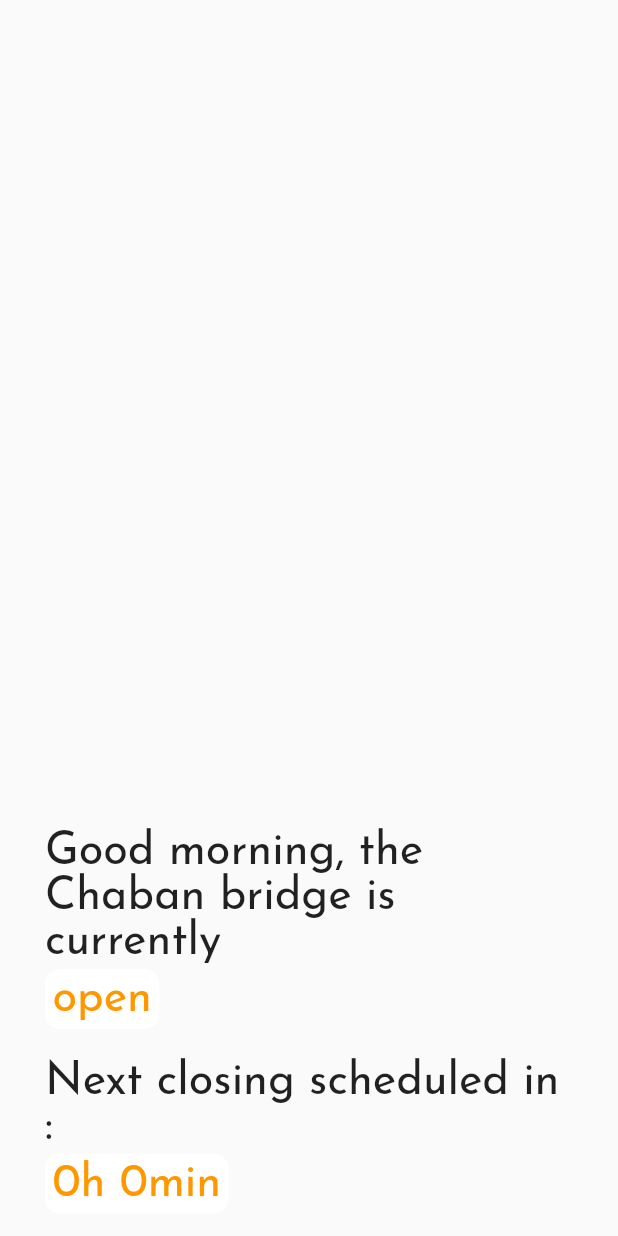
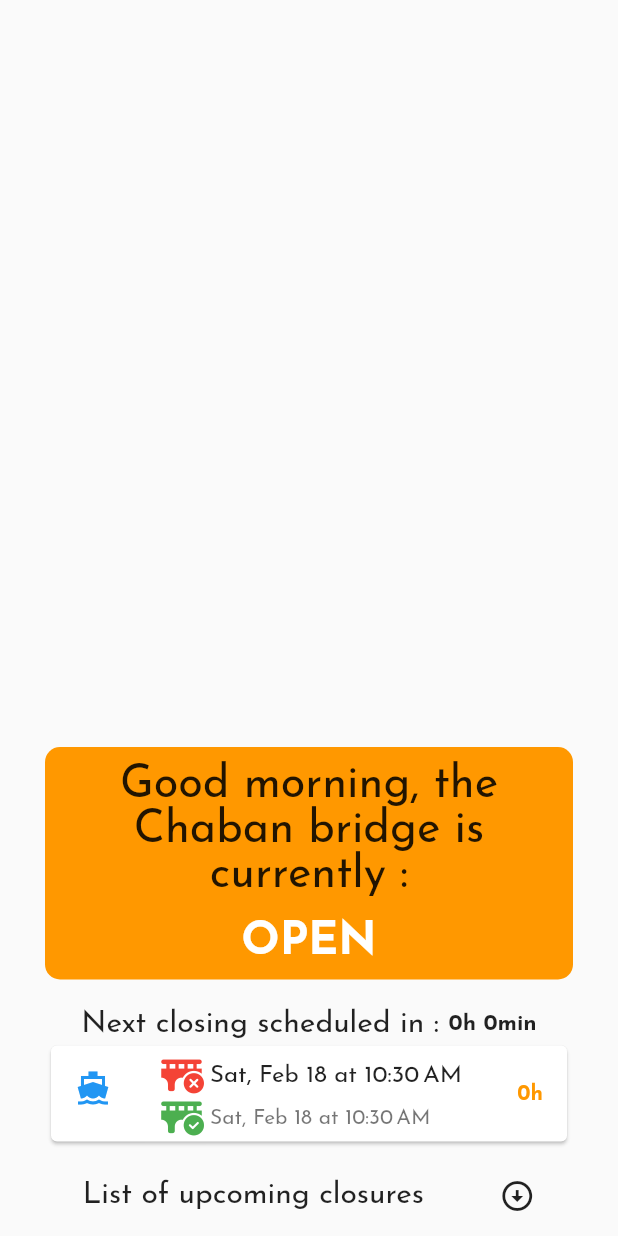
Before and after one commit to vareversat/chabo-app, a Flutter app: the ChabanBridgeStatusWidget widget shown alone on an empty page, opened directly with empty values, on a phone screen of 412 x 824 dp. Run offline on Flutter 3.47's test engine with Material 2 defaults, Android fonts, the phone set to English and light mode, and no system bars; our stand-ins replace bloc_concurrency, equatable, flutter_bloc, font_awesome_flutter, google_fonts, stream_transform; generated files the repository leaves out were written again; network calls fail.

Commit message:
chore(ui): complete rework of `ChabanBridgeStatusWidget`

```diff
--- a/lib/bloc/chaban_bridge_forecast_state.dart
+++ b/lib/bloc/chaban_bridge_forecast_state.dart
@@ -3,18 +3,18 @@
 enum ChabanBridgeForecastStatus { initial, success, failure }
 
 class ChabanBridgeForecastState extends Equatable {
+  final ChabanBridgeForecastStatus status;
+  final List<AbstractChabanBridgeForecast> chabanBridgeForecasts;
+  final bool hasReachedMax;
+  final int offset;
+  final String message;
+
   const ChabanBridgeForecastState(
       {this.status = ChabanBridgeForecastStatus.initial,
       this.chabanBridgeForecasts = const <AbstractChabanBridgeForecast>[],
       this.hasReachedMax = false,
       this.offset = 0,
       this.message = 'OK'});
-
-  final ChabanBridgeForecastStatus status;
-  final List<AbstractChabanBridgeForecast> chabanBridgeForecasts;
-  final bool hasReachedMax;
-  final int offset;
-  final String message;
 
   ChabanBridgeForecastState copyWith(
       {ChabanBridgeForecastStatus? status,
--- a/lib/extensions/extensions.dart
+++ b/lib/extensions/extensions.dart
@@ -19,4 +19,12 @@
       return this[0];
     }
   }
+
+  List<AbstractChabanBridgeForecast> getFollowings() {
+    if (this[0].circulationReOpeningDate.isBefore(DateTime.now())) {
+      return sublist(2);
+    } else {
+      return sublist(1);
+    }
+  }
 }
--- a/lib/l10n/app_en.arb
+++ b/lib/l10n/app_en.arb
@@ -25,5 +25,6 @@
     "dialogInformationContentTime_of_crossing": "estimated time of crossing",
     "errorScreenContentError": "Error",
     "errorScreenContentMessage": "Unable to fetch the next Chaban bridge forecast",
-    "errorScreenContentTechnical_Info": "Technical information"
+    "errorScreenContentTechnical_Info": "Technical information",
+    "lisOfUpcomingClosures": "List of upcoming closures"
 }
--- a/lib/l10n/app_fr.arb
+++ b/lib/l10n/app_fr.arb
@@ -25,5 +25,6 @@
     "dialogInformationContentTime_of_crossing": "heure de passage estimée",
     "errorScreenContentError": "Erreur",
     "errorScreenContentMessage": "Impossible de récupérer les prochaines prévisions du pont Chaban",
-    "errorScreenContentTechnical_Info": "Informations techniques"
+    "errorScreenContentTechnical_Info": "Informations techniques",
+    "lisOfUpcomingClosures": "Liste des prochaines perturbations"
 }
--- a/lib/models/chaban_bridge_status.dart
+++ b/lib/models/chaban_bridge_status.dart
@@ -5,7 +5,7 @@
 import 'package:intl/intl.dart';
 
 class ChabanBridgeStatus {
-  final AbstractChabanBridgeForecast lastChabanBridgeForecast;
+  final AbstractChabanBridgeForecast nextChabanBridgeForecast;
   final DateTime now = DateTime.now();
   late String currentStatus;
   late String currentStatusShort;
@@ -15,10 +15,10 @@
   late bool isOpen;
 
   ChabanBridgeStatus(
-      {required this.lastChabanBridgeForecast, required BuildContext context}) {
-    if (lastChabanBridgeForecast.isCurrentlyClosed()) {
+      {required this.nextChabanBridgeForecast, required BuildContext context}) {
+    if (nextChabanBridgeForecast.isCurrentlyClosed()) {
       differenceStartingPoint =
-          lastChabanBridgeForecast.circulationReOpeningDate.difference(now);
+          nextChabanBridgeForecast.circulationReOpeningDate.difference(now);
       nextStatusMessagePrefix =
           AppLocalizations.of(context)!.scheduledToOpen.capitalize();
       currentStatusShort = AppLocalizations.of(context)!.closed;
@@ -26,20 +26,20 @@
           "${_getGreetings(context)}, ${AppLocalizations.of(context)!.theBridgeIsCurrently} ${AppLocalizations.of(context)!.closed}";
     } else {
       differenceStartingPoint =
-          lastChabanBridgeForecast.circulationClosingDate.difference(now);
+          nextChabanBridgeForecast.circulationClosingDate.difference(now);
       nextStatusMessagePrefix =
           AppLocalizations.of(context)!.nextClosingScheduled.capitalize();
       currentStatusShort = AppLocalizations.of(context)!.open;
     }
-    nextStatusMessagePrefix += ' :';
+    nextStatusMessagePrefix += ' : ';
     remainingTime = _formatRemainingTime(
         differenceStartingPoint.inDays,
         differenceStartingPoint.inHours.remainder(24),
         differenceStartingPoint.inMinutes.remainder(60),
         context);
     currentStatus =
-        "${_getGreetings(context)}, ${AppLocalizations.of(context)!.theBridgeIsCurrently}";
-    isOpen = !lastChabanBridgeForecast.isCurrentlyClosed();
+        "${_getGreetings(context)}, ${AppLocalizations.of(context)!.theBridgeIsCurrently} : ";
+    isOpen = !nextChabanBridgeForecast.isCurrentlyClosed();
   }
 
   String _formatRemainingTime(
--- a/lib/screens/chaban_bridge_forecast_screen.dart
+++ b/lib/screens/chaban_bridge_forecast_screen.dart
@@ -39,28 +39,34 @@
                   return const ErrorScreen(errorMessage: 'Empty return');
                 }
                 var bridgeStatus = ChabanBridgeStatus(
-                    lastChabanBridgeForecast:
+                    nextChabanBridgeForecast:
                         state.chabanBridgeForecasts.getNext(),
                     context: context);
                 return Container(
-                  color: bridgeStatus.getBackgroundColor(),
+                  color: Colors.black12,
                   child: Column(
                     children: [
                       Flexible(
-                          flex: 2,
-                          child: ChabanBridgeStatusWidget(
-                              bridgeStatus: bridgeStatus)),
+                        flex: 7,
+                        child: ChabanBridgeStatusWidget(
+                          bridgeStatus: bridgeStatus,
+                        ),
+                      ),
                       Flexible(
-                          flex: 3,
-                          child: ChabanBridgeForecastList(
-                              chabanBridgeForecasts:
-                                  state.chabanBridgeForecasts,
-                              hasReachedMax: state.hasReachedMax)),
+                        flex: 7,
+                        child: ChabanBridgeForecastList(
+                          chabanBridgeForecasts:
+                              state.chabanBridgeForecasts.getFollowings(),
+                          hasReachedMax: state.hasReachedMax,
+                        ),
+                      ),
                     ],
                   ),
                 );
               default:
-                return const Center(child: CircularProgressIndicator());
+                return const Center(
+                  child: CircularProgressIndicator(),
+                );
             }
           },
         ),
--- a/lib/widgets/chaban_bridge_status_widget.dart
+++ b/lib/widgets/chaban_bridge_status_widget.dart
@@ -1,5 +1,8 @@
 import 'package:chabo/models/chaban_bridge_status.dart';
+import 'package:chabo/widgets/chaban_bridge_forecast_list_item.dart';
 import 'package:flutter/material.dart';
+import 'package:flutter_gen/gen_l10n/app_localizations.dart';
+
 
 class ChabanBridgeStatusWidget extends StatelessWidget {
   final ChabanBridgeStatus bridgeStatus;
@@ -14,53 +17,76 @@
       child: Column(
         mainAxisAlignment: MainAxisAlignment.end,
         children: [
-          Wrap(
-            runSpacing: 3,
-            alignment: WrapAlignment.start,
-            children: [
-              Text(bridgeStatus.currentStatus,
-                  style: const TextStyle(fontSize: 30)),
           Container(
+            padding: const EdgeInsets.all(10),
             decoration: BoxDecoration(
-                    color: Colors.white,
-                    border: Border.all(color: Colors.white),
-                    borderRadius: const BorderRadius.all(Radius.circular(10))),
-                child: Padding(
-                  padding: const EdgeInsets.all(4),
-                  child: Text(
-                    bridgeStatus.currentStatusShort,
-                    style: TextStyle(
-                      fontSize: 30,
               color: bridgeStatus.getBackgroundColor(),
+              borderRadius: const BorderRadius.all(
+                Radius.circular(
+                  10,
                 ),
               ),
+            ),
+            child: Column(
+              mainAxisAlignment: MainAxisAlignment.center,
+              children: [
+                Text(
+                  bridgeStatus.currentStatus,
+                  textAlign: TextAlign.center,
+                  style: const TextStyle(
+                    fontSize: 30,
+                  ),
+                ),
+                const SizedBox(height: 15),
+                Text(
+                  bridgeStatus.currentStatusShort.toUpperCase(),
+                  style: const TextStyle(
+                    fontSize: 30,
+                    fontWeight: FontWeight.bold,
+                    color: Colors.white,
                   ),
                 ),
               ],
             ),
+          ),
           const SizedBox(height: 20),
           Wrap(
-            runSpacing: 3,
-            alignment: WrapAlignment.start,
+            alignment: WrapAlignment.center,
+            crossAxisAlignment: WrapCrossAlignment.center,
             children: [
-              Text(bridgeStatus.nextStatusMessagePrefix,
-                  style: const TextStyle(fontSize: 30)),
-              Container(
-                decoration: BoxDecoration(
-                    color: Colors.white,
-                    border: Border.all(color: Colors.white),
-                    borderRadius: const BorderRadius.all(Radius.circular(10))),
-                child: Padding(
-                  padding: const EdgeInsets.all(4),
-                  child: Text(
-                    bridgeStatus.remainingTime,
-                    style: TextStyle(
-                      fontSize: 30,
-                      color: bridgeStatus.getBackgroundColor(),
+              Text(
+                bridgeStatus.nextStatusMessagePrefix,
+                style: const TextStyle(
+                  fontSize: 20,
                 ),
               ),
+              Text(
+                bridgeStatus.remainingTime,
+                style: const TextStyle(
+                  fontWeight: FontWeight.bold,
+                  fontSize: 15,
                 ),
               ),
+            ],
+          ),
+          Flexible(
+            child: ChabanBridgeForecastListItem(
+              chabanBridgeForecast: bridgeStatus.nextChabanBridgeForecast,
+              index: -1,
+            ),
+          ),
+          const SizedBox(height: 20),
+          Row(
+            mainAxisAlignment: MainAxisAlignment.spaceAround,
+            children: [
+              Text(
+                AppLocalizations.of(context)!.lisOfUpcomingClosures,
+                style: const TextStyle(
+                  fontSize: 20,
+                ),
+              ),
+
+              const Icon(Icons.arrow_circle_down),
             ],
           ),
         ],
```
Also changed, not shown: lib/bloc/chaban_bridge_forecast_bloc.dart (line endings or trailing spaces). Lines whose indentation alone changed are shown as unchanged.
